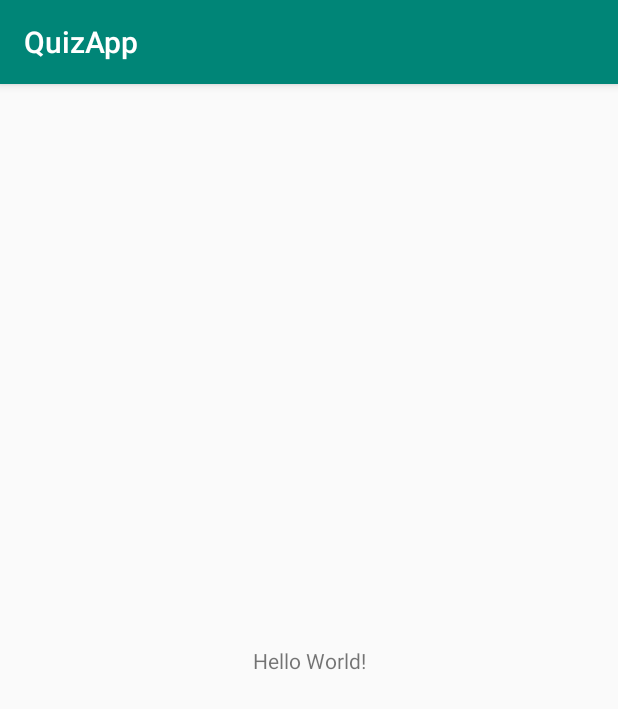
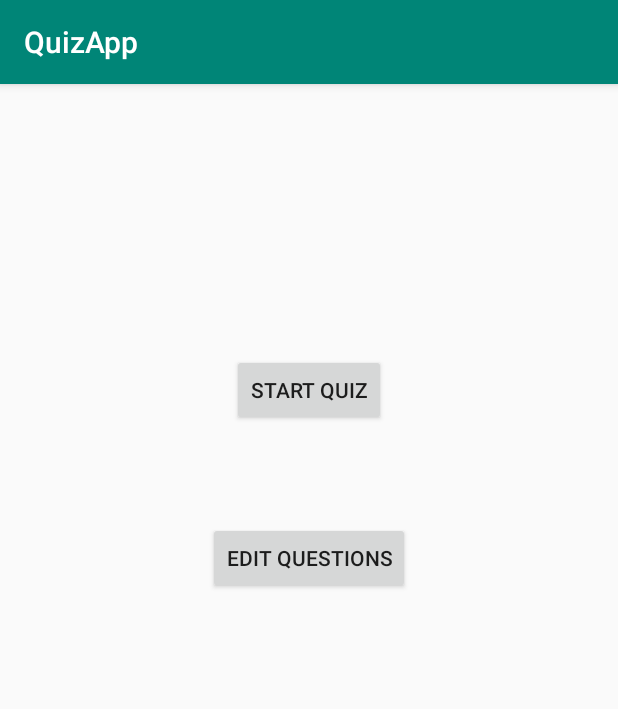
Before and after one commit to DradisVoid/QuizApp, an Android app: the screen it shows after launch (MainActivity), on a phone screen of 412 x 824 dp. Shown: the top 709 px of the screen. Run offline under Robolectric (Android 15) with nearby library versions, the phone set to English and light mode, and no system bars.

Commit message:
Added layouts for the three main screens

```diff
--- a/app/build.gradle
+++ b/app/build.gradle
@@ -22,6 +22,7 @@ dependencies {
     implementation fileTree(dir: 'libs', include: ['*.jar'])
     implementation 'com.android.support:appcompat-v7:28.0.0'
     implementation 'com.android.support.constraint:constraint-layout:1.1.3'
+    implementation 'com.android.support:support-v4:28.0.0'
     testImplementation 'junit:junit:4.12'
     androidTestImplementation 'com.android.support.test:runner:1.0.2'
     androidTestImplementation 'com.android.support.test.espresso:espresso-core:3.0.2'
--- a/app/src/main/res/layout/activity_main.xml
+++ b/app/src/main/res/layout/activity_main.xml
@@ -6,13 +6,24 @@
     android:layout_height="match_parent"
     tools:context=".MainActivity">
 
-    <TextView
+    <Button
+        android:id="@+id/startQuizButton"
         android:layout_width="wrap_content"
         android:layout_height="wrap_content"
-        android:text="Hello World!"
+        android:text="@string/start_quiz"
         app:layout_constraintBottom_toBottomOf="parent"
-        app:layout_constraintLeft_toLeftOf="parent"
-        app:layout_constraintRight_toRightOf="parent"
-        app:layout_constraintTop_toTopOf="parent" />
+        app:layout_constraintEnd_toEndOf="parent"
+        app:layout_constraintStart_toStartOf="parent"
+        app:layout_constraintTop_toTopOf="parent"
+        app:layout_constraintVertical_bias="0.25" />
 
+    <Button
+        android:id="@+id/editButton"
+        android:layout_width="wrap_content"
+        android:layout_height="wrap_content"
+        android:layout_marginTop="64dp"
+        android:text="@string/edit_questions"
+        app:layout_constraintEnd_toEndOf="parent"
+        app:layout_constraintStart_toStartOf="parent"
+        app:layout_constraintTop_toBottomOf="@+id/startQuizButton" />
 </android.support.constraint.ConstraintLayout>
--- a/app/src/main/res/values/strings.xml
+++ b/app/src/main/res/values/strings.xml
@@ -1,3 +1,11 @@
 <resources>
     <string name="app_name">QuizApp</string>
+    <string name="start_quiz">Start Quiz</string>
+    <string name="edit_questions">Edit Questions</string>
+    <string name="question">Question</string>
+    <string name="enter_a_question">Enter a question</string>
+    <string name="answer">Answer</string>
+    <string name="true_button">True</string>
+    <string name="false_button">False</string>
+    <string name="done">Done</string>
 </resources>
```
Also changed, not shown: app/src/main/java/edu/andrews/cptr252/arn/quizapp/QuestionDetailsFragment.java (added, +29 -0 lines), app/src/main/java/edu/andrews/cptr252/arn/quizapp/QuizModeFragment.java (added, +29 -0 lines), app/src/main/res/layout/fragment_question_details.xml (added, +68 -0 lines), app/src/main/res/layout/fragment_quiz_mode.xml (added, +52 -0 lines).
